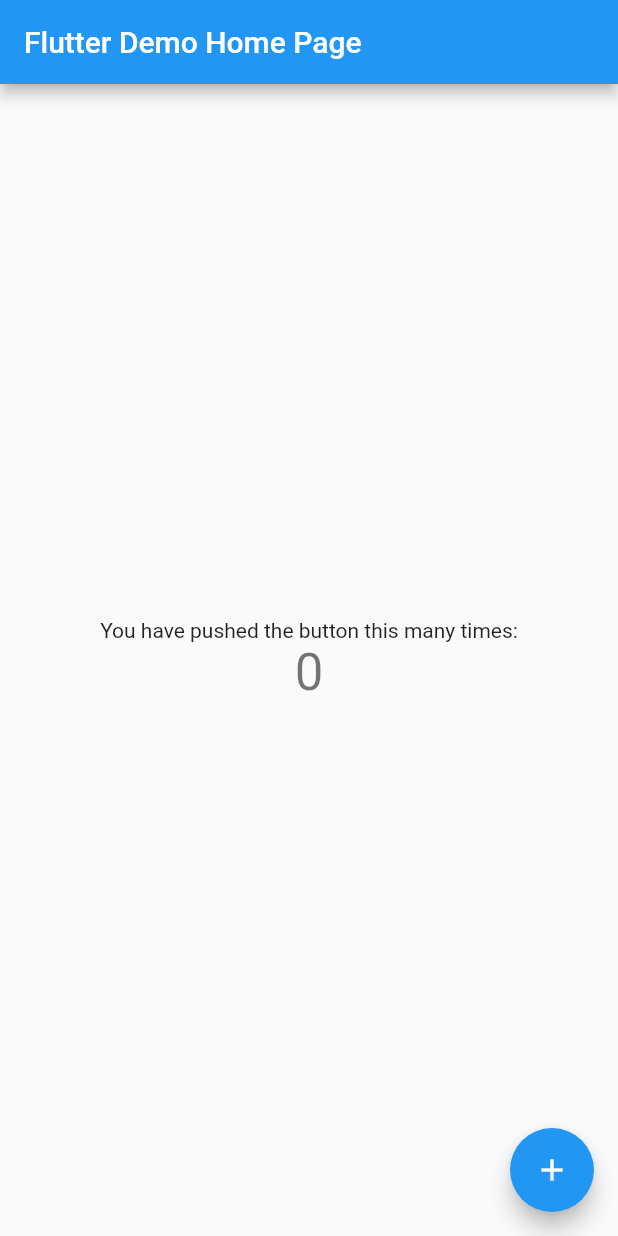
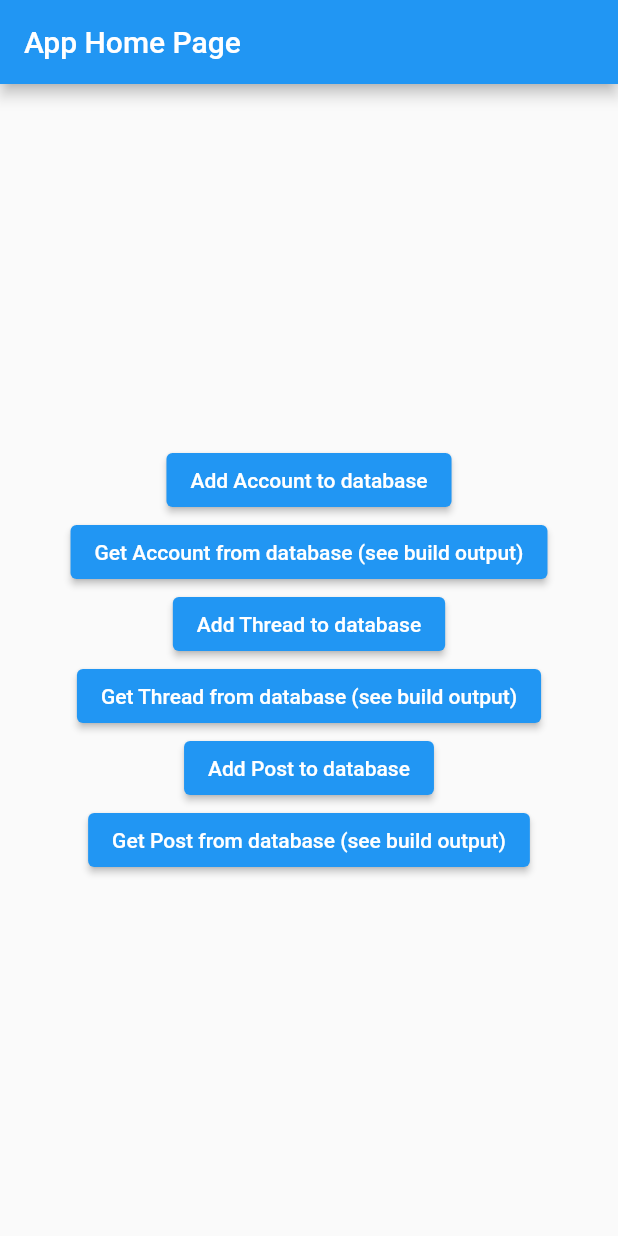
Before and after one commit to holtzmak/Community-Meal-Planner-Forum, a Flutter app: the screen it shows after launch, on a phone screen of 412 x 824 dp. Run offline on Flutter 3.47's test engine with Material 2 defaults, Android fonts, the light colour scheme and no system bars; our stand-ins replace cloud_firestore, firebase_core; accounts and stored records are empty.

Commit message:
Add silly ad-hoc smoke test to main to prove JSON works and debug things

```diff
--- a/app/lib/core/post.dart
+++ b/app/lib/core/post.dart
@@ -1,45 +1,38 @@
 import 'package:flutter/cupertino.dart';
-
-import 'account.dart';
 
 @immutable
 class Post {
-  final int postId;
-  final Account author;
+  final String authorUsername;
   final String message;
   final DateTime postDate;
 
   Post(
-      {required this.postId,
-      required this.author,
+      {required this.authorUsername,
       required this.message,
       required this.postDate});
 
   Post.fromJson(Map<String, dynamic> json)
-      : postId = json['postId'],
-        author = Account.fromJson(json['author']),
+      : authorUsername = json['authorUsername'],
         message = json['message'],
         postDate = json['postDate'].toDate();
 
   Map<String, dynamic> toJson() => {
-        'postId': postId,
-        'author': author.toJson(),
+        'authorUsername': authorUsername,
         'message': message,
         'postDate': postDate
       };
 
   @override
   int get hashCode =>
-      postId.hashCode ^ author.hashCode ^ message.hashCode ^ postDate.hashCode;
+      authorUsername.hashCode ^ message.hashCode ^ postDate.hashCode;
 
   @override
   bool operator ==(other) {
     return (other is Post) &&
-        other.postId == postId &&
-        other.author == author &&
+        other.authorUsername == authorUsername &&
         other.message == message &&
         other.postDate == postDate;
   }
 
-  String toString() => 'Post($postId, $author, $message, $postDate)';
+  String toString() => 'Post($authorUsername, $message, $postDate)';
 }
--- a/app/lib/core/thread.dart
+++ b/app/lib/core/thread.dart
@@ -5,15 +5,12 @@
 import 'package:flutter/cupertino.dart';
 import 'package:flutter/foundation.dart';
 
-import 'account.dart';
-
 @immutable
 class Thread {
-  final int threadId;
   final String title;
   final List<Topic> topics;
   final List<SubTopic> subTopics;
-  final Account author;
+  final String authorUsername;
   final DateTime startDate;
   final DateTime? completionDate;
   final Post? completionPost;
@@ -21,11 +18,10 @@
   final bool canBeRepliedTo;
 
   Thread(
-      {required this.threadId,
-      required this.title,
+      {required this.title,
       required this.topics,
       required this.subTopics,
-      required this.author,
+      required this.authorUsername,
       required this.startDate,
       required this.completionDate,
       required this.completionPost,
@@ -33,15 +29,15 @@
       required this.canBeRepliedTo});
 
   Thread.fromJson(Map<String, dynamic> json)
-      : threadId = json['threadId'],
-        title = json['title'],
+      : title = json['title'],
         topics = json['topics']
-            .map((topic) => TopicDeserializer.fromString(topic))
+            .map<Topic>((topic) => TopicDeserializer.fromString(topic))
             .toList(),
         subTopics = json['subTopics']
-            .map((subTopic) => SubTopicDeserializer.fromString(subTopic))
+            .map<SubTopic>(
+                (subTopic) => SubTopicDeserializer.fromString(subTopic))
             .toList(),
-        author = Account.fromJson(json['author']),
+        authorUsername = json['authorUsername'],
         startDate = json['startDate'].toDate(),
         completionDate = NullableJsonConverter().getFromJsonMaybe(
             json: json['completionDate'], transform: (it) => it.toDate()),
@@ -51,11 +47,10 @@
         canBeRepliedTo = json['canBeRepliedTo'];
 
   Map<String, dynamic> toJson() => {
-        'threadId': threadId,
         'title': title,
         'topics': topics.map((it) => it.toString()).toList(),
         'subTopics': subTopics.map((it) => it.toString()).toList(),
-        'author': author.toJson(),
+        'authorUsername': authorUsername,
         'startDate': startDate,
         'completionDate': completionDate,
         'completionPost': completionPost?.toJson(),
@@ -65,11 +60,10 @@
 
   @override
   int get hashCode =>
-      threadId.hashCode ^
       title.hashCode ^
       topics.hashCode ^
       subTopics.hashCode ^
-      author.hashCode ^
+      authorUsername.hashCode ^
       startDate.hashCode ^
       completionDate.hashCode ^
       completionPost.hashCode ^
@@ -79,11 +73,10 @@
   @override
   bool operator ==(other) {
     return (other is Thread) &&
-        other.threadId == threadId &&
         other.title == title &&
         listEquals(other.topics, topics) &&
         listEquals(other.subTopics, subTopics) &&
-        other.author == author &&
+        other.authorUsername == authorUsername &&
         other.startDate == startDate &&
         other.completionDate == completionDate &&
         other.completionPost == completionPost &&
@@ -92,18 +85,17 @@
   }
 
   String toString() =>
-      'Thread($threadId, $title, $topics, $subTopics, $author, $startDate, $completionDate, $completionPost, $posts, $canBeRepliedTo)';
+      'Thread($title, $topics, $subTopics, $authorUsername, $startDate, $completionDate, $completionPost, $posts, $canBeRepliedTo)';
 
   Thread withTopics(List<Topic> newTopics) {
     if (completionDate == null) {
       throw Exception("Cannot add topics to a completed Thread");
     }
     return Thread(
-        threadId: threadId,
         title: title,
         topics: newTopics,
         subTopics: subTopics,
-        author: author,
+        authorUsername: authorUsername,
         startDate: startDate,
         completionDate: completionDate,
         completionPost: completionPost,
@@ -116,11 +108,10 @@
       throw Exception("Cannot add sub topics to a completed Thread");
     }
     return Thread(
-        threadId: threadId,
         title: title,
         topics: topics,
         subTopics: newSubTopics,
-        author: author,
+        authorUsername: authorUsername,
         startDate: startDate,
         completionDate: completionDate,
         completionPost: completionPost,
@@ -132,11 +123,10 @@
           {required DateTime newCompletionDate,
           required Post? newCompletionPost}) =>
       Thread(
-          threadId: threadId,
           title: title,
           topics: topics,
           subTopics: subTopics,
-          author: author,
+          authorUsername: authorUsername,
           startDate: startDate,
           completionDate: newCompletionDate,
           completionPost: newCompletionPost,
@@ -144,11 +134,10 @@
           canBeRepliedTo: false);
 
   Thread restoredAsIncomplete({required bool canBeRepliedTo}) => Thread(
-      threadId: threadId,
       title: title,
       topics: topics,
       subTopics: subTopics,
-      author: author,
+      authorUsername: authorUsername,
       startDate: startDate,
       completionDate: null,
       completionPost: null,
@@ -160,11 +149,10 @@
       throw Exception("Cannot add posts to a completed Thread");
     }
     return Thread(
-        threadId: threadId,
         title: title,
         topics: topics,
         subTopics: subTopics,
-        author: author,
+        authorUsername: authorUsername,
         startDate: startDate,
         completionDate: completionDate,
         completionPost: completionPost,
--- a/app/lib/main.dart
+++ b/app/lib/main.dart
@@ -1,5 +1,12 @@
+import 'package:app/core/account.dart';
+import 'package:app/core/post.dart';
+import 'package:app/core/subtopic.dart';
+import 'package:app/core/thread.dart';
+import 'package:cloud_firestore/cloud_firestore.dart';
 import 'package:firebase_core/firebase_core.dart';
 import 'package:flutter/material.dart';
+
+import 'core/topic.dart';
 
 Future<void> main() async {
   WidgetsFlutterBinding.ensureInitialized();
@@ -11,12 +18,12 @@
   @override
   Widget build(BuildContext context) {
     return MaterialApp(
-      title: 'Flutter Demo',
+      title: 'App',
       theme: ThemeData(
         primarySwatch: Colors.blue,
         visualDensity: VisualDensity.adaptivePlatformDensity,
       ),
-      home: MyHomePage(title: 'Flutter Demo Home Page'),
+      home: MyHomePage(title: 'App Home Page'),
     );
   }
 }
@@ -30,14 +37,6 @@
 }
 
 class _MyHomePageState extends State<MyHomePage> {
-  int _counter = 0;
-
-  void _incrementCounter() {
-    setState(() {
-      _counter++;
-    });
-  }
-
   @override
   Widget build(BuildContext context) {
     return Scaffold(
@@ -48,20 +47,83 @@
         child: Column(
           mainAxisAlignment: MainAxisAlignment.center,
           children: <Widget>[
-            Text(
-              'You have pushed the button this many times:',
-            ),
-            Text(
-              '$_counter',
-              style: Theme.of(context).textTheme.headline4,
-            ),
+            ElevatedButton(
+                onPressed: () {
+                  final temp = Account(
+                      username: "temp",
+                      name: "Temp",
+                      titles: ["Temp"],
+                      aboutMeDescription: "",
+                      joinDate: DateTime.now(),
+                      threads: []);
+                  FirebaseFirestore.instance
+                      .collection("account")
+                      .add(temp.toJson());
+                },
+                child: Text("Add Account to database")),
+            ElevatedButton(
+                onPressed: () {
+                  FirebaseFirestore.instance.collection("account").get().then(
+                      (QuerySnapshot snapshot) =>
+                          snapshot.docs.forEach((result) {
+                            print(Account.fromJson(result.data()!));
+                          }));
+                },
+                child: Text("Get Account from database (see build output)")),
+            ElevatedButton(
+                onPressed: () {
+                  final temp = Thread(
+                      title: "Temp",
+                      topics: [Topic.generalPractices],
+                      subTopics: [SubTopic.critique],
+                      authorUsername: "1234abc",
+                      startDate: DateTime.now(),
+                      completionDate: null,
+                      completionPost: null,
+                      posts: [],
+                      canBeRepliedTo: true);
+                  FirebaseFirestore.instance
+                      .collection("thread")
+                      .add(temp.toJson());
+                },
+                child: Text("Add Thread to database")),
+            ElevatedButton(
+                onPressed: () {
+                  FirebaseFirestore.instance.collection("thread").get().then(
+                      (QuerySnapshot snapshot) =>
+                          snapshot.docs.forEach((result) {
+                            print(Thread.fromJson(result.data()!));
+                          }));
+                },
+                child: Text("Get Thread from database (see build output)")),
+            ElevatedButton(
+                onPressed: () {
+                  final temp = Post(
+                      authorUsername: "abcd1234",
+                      message: "Temp",
+                      postDate: DateTime.now());
+                  FirebaseFirestore.instance
+                      .collection("thread")
+                      .doc("KwlWdzrsvp3PxOx5Rndb")
+                      .collection("post")
+                      .add(temp.toJson());
+                },
+                child: Text("Add Post to database")),
+            ElevatedButton(
+                onPressed: () {
+                  FirebaseFirestore.instance
+                      .collection("thread")
+                      .doc("KwlWdzrsvp3PxOx5Rndb")
+                      .collection("post")
+                      .get()
+                      .then((QuerySnapshot snapshot) =>
+                          snapshot.docs.forEach((result) {
+                            print(Post.fromJson(result.data()!));
+                          }));
+                },
+                child: Text("Get Post from database (see build output)")),
           ],
         ),
-      ),
-      floatingActionButton: FloatingActionButton(
-        onPressed: _incrementCounter,
-        tooltip: 'Increment',
-        child: Icon(Icons.add),
       ),
     );
   }
--- a/app/pubspec.yaml
+++ b/app/pubspec.yaml
@@ -11,6 +11,7 @@
 dependencies:
   flutter:
     sdk: flutter
+  cloud_firestore: ^1.0.0
   cupertino_icons: ^1.0.0
   firebase_core: ^1.0.0
   firebase_auth: ^1.0.0
```
Also changed, not shown: app/pubspec.lock, 1 other file.
